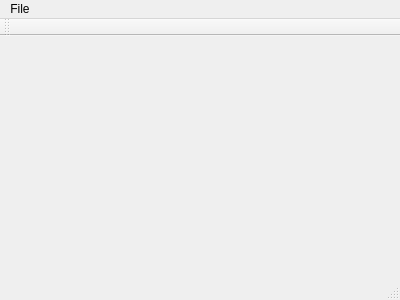
Old version of the form brewtimer.ui in the repository nelseric/brewtimer.
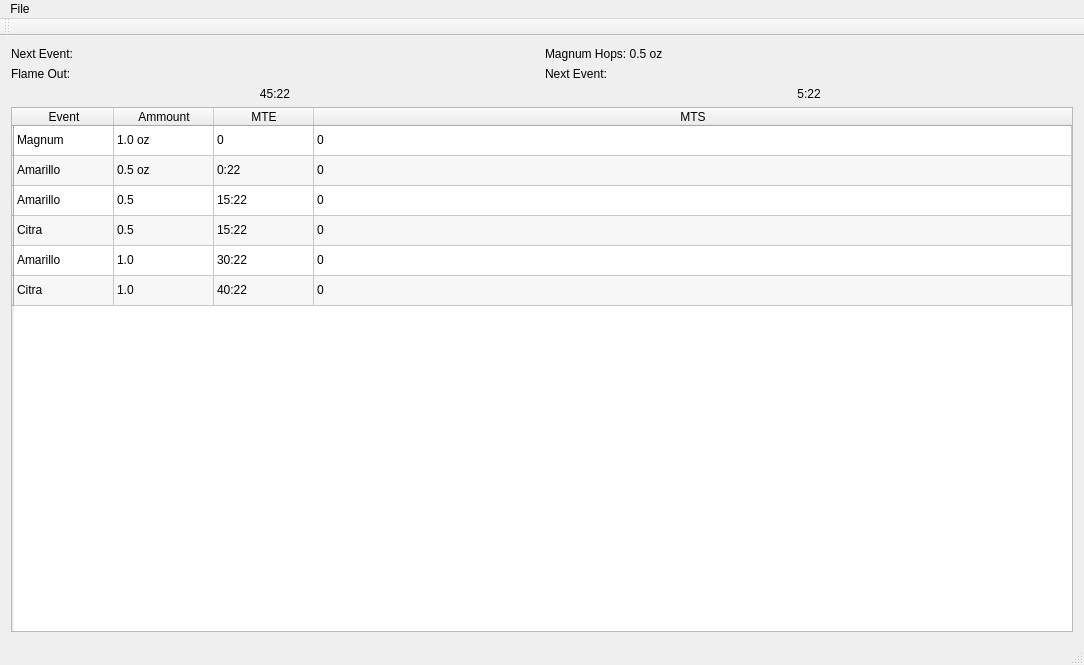
New version of the form.

```diff
--- a/brewtimer.ui
+++ b/brewtimer.ui
@@ -6,20 +6,281 @@
    <rect>
     <x>0</x>
     <y>0</y>
-    <width>400</width>
-    <height>300</height>
+    <width>1084</width>
+    <height>665</height>
    </rect>
   </property>
   <property name="windowTitle">
    <string>BrewTimer</string>
   </property>
-  <widget class="QWidget" name="centralWidget"/>
+  <widget class="QWidget" name="centralWidget">
+   <layout class="QGridLayout" name="gridLayout_2">
+    <item row="0" column="0">
+     <layout class="QGridLayout" name="gridLayout">
+      <item row="1" column="0">
+       <widget class="QLabel" name="label_2">
+        <property name="styleSheet">
+         <string notr="true">font: 36pt &quot;Consolas&quot;;</string>
+        </property>
+        <property name="text">
+         <string>Flame Out:</string>
+        </property>
+       </widget>
+      </item>
+      <item row="1" column="1">
+       <widget class="QLabel" name="label_4">
+        <property name="styleSheet">
+         <string notr="true">font: 36pt &quot;Consolas&quot;;</string>
+        </property>
+        <property name="text">
+         <string>Next Event:</string>
+        </property>
+       </widget>
+      </item>
+      <item row="2" column="0">
+       <widget class="QLabel" name="label">
+        <property name="styleSheet">
+         <string notr="true">font: 72pt &quot;Consolas&quot;;
+text-align: center;</string>
+        </property>
+        <property name="text">
+         <string>45:22</string>
+        </property>
+        <property name="alignment">
+         <set>Qt::AlignCenter</set>
+        </property>
+       </widget>
+      </item>
+      <item row="2" column="1">
+       <widget class="QLabel" name="label_3">
+        <property name="styleSheet">
+         <string notr="true">font: 72pt &quot;Consolas&quot;;
+text-align: center;</string>
+        </property>
+        <property name="text">
+         <string>5:22</string>
+        </property>
+        <property name="alignment">
+         <set>Qt::AlignCenter</set>
+        </property>
+       </widget>
+      </item>
+      <item row="0" column="1">
+       <widget class="QLabel" name="label_6">
+        <property name="styleSheet">
+         <string notr="true">font: 48pt &quot;Consolas&quot;;</string>
+        </property>
+        <property name="text">
+         <string>Magnum Hops: 0.5 oz</string>
+        </property>
+       </widget>
+      </item>
+      <item row="0" column="0">
+       <widget class="QLabel" name="label_5">
+        <property name="styleSheet">
+         <string notr="true">font: 48pt &quot;Consolas&quot;;</string>
+        </property>
+        <property name="text">
+         <string>Next Event:</string>
+        </property>
+       </widget>
+      </item>
+     </layout>
+    </item>
+    <item row="1" column="0">
+     <widget class="QTableWidget" name="tableWidget">
+      <property name="sizePolicy">
+       <sizepolicy hsizetype="Expanding" vsizetype="Expanding">
+        <horstretch>0</horstretch>
+        <verstretch>0</verstretch>
+       </sizepolicy>
+      </property>
+      <property name="alternatingRowColors">
+       <bool>true</bool>
+      </property>
+      <attribute name="horizontalHeaderStretchLastSection">
+       <bool>true</bool>
+      </attribute>
+      <row>
+       <property name="text">
+        <string/>
+       </property>
+      </row>
+      <row>
+       <property name="text">
+        <string/>
+       </property>
+      </row>
+      <row>
+       <property name="text">
+        <string/>
+       </property>
+      </row>
+      <row>
+       <property name="text">
+        <string/>
+       </property>
+      </row>
+      <row>
+       <property name="text">
+        <string/>
+       </property>
+      </row>
+      <row>
+       <property name="text">
+        <string/>
+       </property>
+      </row>
+      <column>
+       <property name="text">
+        <string>Event</string>
+       </property>
+      </column>
+      <column>
+       <property name="text">
+        <string>Ammount</string>
+       </property>
+      </column>
+      <column>
+       <property name="text">
+        <string>MTE</string>
+       </property>
+      </column>
+      <column>
+       <property name="text">
+        <string>MTS</string>
+       </property>
+      </column>
+      <item row="0" column="0">
+       <property name="text">
+        <string>Magnum</string>
+       </property>
+      </item>
+      <item row="0" column="1">
+       <property name="text">
+        <string>1.0 oz</string>
+       </property>
+      </item>
+      <item row="0" column="2">
+       <property name="text">
+        <string>0</string>
+       </property>
+      </item>
+      <item row="0" column="3">
+       <property name="text">
+        <string>0</string>
+       </property>
+      </item>
+      <item row="1" column="0">
+       <property name="text">
+        <string>Amarillo</string>
+       </property>
+      </item>
+      <item row="1" column="1">
+       <property name="text">
+        <string>0.5 oz</string>
+       </property>
+      </item>
+      <item row="1" column="2">
+       <property name="text">
+        <string>0:22</string>
+       </property>
+      </item>
+      <item row="1" column="3">
+       <property name="text">
+        <string>0</string>
+       </property>
+      </item>
+      <item row="2" column="0">
+       <property name="text">
+        <string>Amarillo</string>
+       </property>
+      </item>
+      <item row="2" column="1">
+       <property name="text">
+        <string>0.5</string>
+       </property>
+      </item>
+      <item row="2" column="2">
+       <property name="text">
+        <string>15:22</string>
+       </property>
+      </item>
+      <item row="2" column="3">
+       <property name="text">
+        <string>0</string>
+       </property>
+      </item>
+      <item row="3" column="0">
+       <property name="text">
+        <string>Citra</string>
+       </property>
+      </item>
+      <item row="3" column="1">
+       <property name="text">
+        <string>0.5</string>
+       </property>
+      </item>
+      <item row="3" column="2">
+       <property name="text">
+        <string>15:22</string>
+       </property>
+      </item>
+      <item row="3" column="3">
+       <property name="text">
+        <string>0</string>
+       </property>
+      </item>
+      <item row="4" column="0">
+       <property name="text">
+        <string>Amarillo</string>
+       </property>
+      </item>
+      <item row="4" column="1">
+       <property name="text">
+        <string>1.0</string>
+       </property>
+      </item>
+      <item row="4" column="2">
+       <property name="text">
+        <string>30:22</string>
+       </property>
+      </item>
+      <item row="4" column="3">
+       <property name="text">
+        <string>0</string>
+       </property>
+      </item>
+      <item row="5" column="0">
+       <property name="text">
+        <string>Citra</string>
+       </property>
+      </item>
+      <item row="5" column="1">
+       <property name="text">
+        <string>1.0</string>
+       </property>
+      </item>
+      <item row="5" column="2">
+       <property name="text">
+        <string>40:22</string>
+       </property>
+      </item>
+      <item row="5" column="3">
+       <property name="text">
+        <string>0</string>
+       </property>
+      </item>
+     </widget>
+    </item>
+   </layout>
+  </widget>
   <widget class="QMenuBar" name="menuBar">
    <property name="geometry">
     <rect>
      <x>0</x>
      <y>0</y>
-     <width>400</width>
+     <width>1084</width>
      <height>21</height>
     </rect>
    </property>
```
